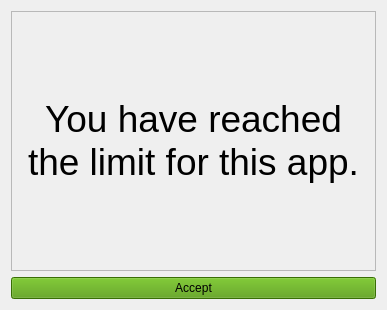
First picture: the form in src/main/resources/base/closer.ui, repository j718/screentime, before the edit.
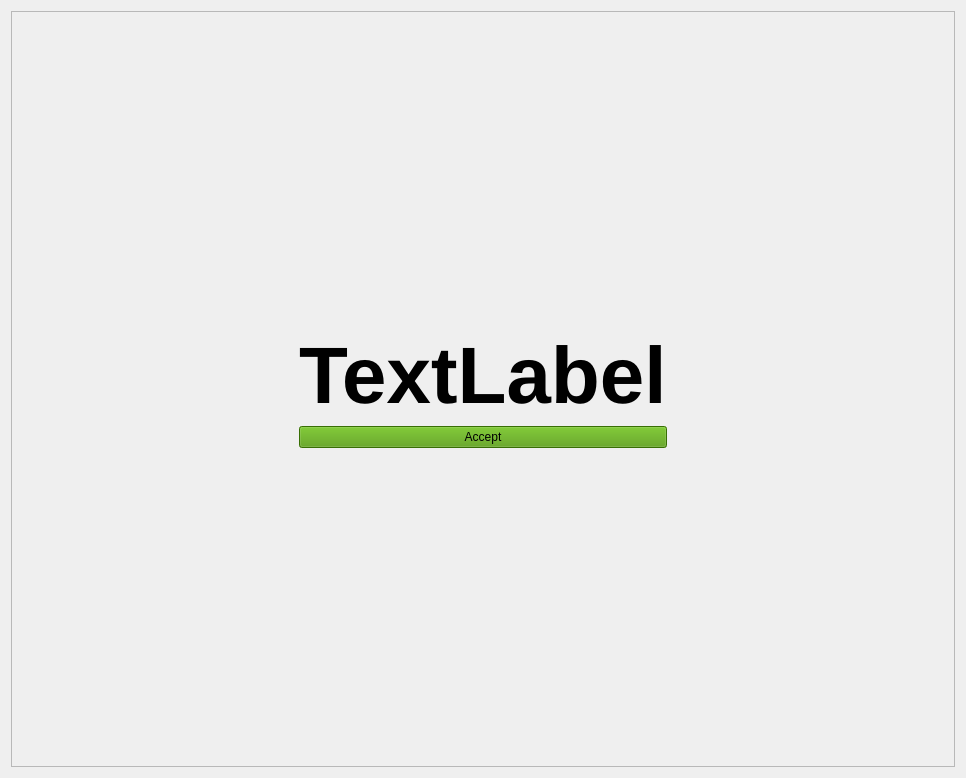
Second picture: the form after the edit.

Commit message: updated closer to a full screen ui

```diff
--- a/src/main/resources/base/closer.ui
+++ b/src/main/resources/base/closer.ui
@@ -6,8 +6,8 @@
    <rect>
     <x>0</x>
     <y>0</y>
-    <width>387</width>
-    <height>310</height>
+    <width>966</width>
+    <height>778</height>
    </rect>
   </property>
   <property name="windowTitle">
@@ -27,38 +27,102 @@
        <rect>
         <x>0</x>
         <y>0</y>
-        <width>371</width>
-        <height>252</height>
+        <width>950</width>
+        <height>762</height>
        </rect>
       </property>
       <layout class="QVBoxLayout" name="verticalLayout_2">
        <item>
-        <widget class="QLabel" name="app_name">
-         <property name="styleSheet">
-          <string notr="true">font: 75 24pt &quot;Roboto&quot;;</string>
-         </property>
-         <property name="text">
-          <string>&lt;html&gt;&lt;head/&gt;&lt;body&gt;&lt;p align=&quot;center&quot;&gt;&lt;span style=&quot; font-size:28pt;&quot;&gt;You have reached the limit for this app.&lt;/span&gt;&lt;/p&gt;&lt;/body&gt;&lt;/html&gt;</string>
-         </property>
-         <property name="wordWrap">
-          <bool>true</bool>
-         </property>
-        </widget>
+        <layout class="QHBoxLayout" name="horizontalLayout">
+         <item>
+          <spacer name="horizontalSpacer">
+           <property name="orientation">
+            <enum>Qt::Horizontal</enum>
+           </property>
+           <property name="sizeHint" stdset="0">
+            <size>
+             <width>40</width>
+             <height>20</height>
+            </size>
+           </property>
+          </spacer>
+         </item>
+         <item>
+          <layout class="QVBoxLayout" name="verticalLayout_3">
+           <item>
+            <spacer name="verticalSpacer">
+             <property name="orientation">
+              <enum>Qt::Vertical</enum>
+             </property>
+             <property name="sizeHint" stdset="0">
+              <size>
+               <width>20</width>
+               <height>40</height>
+              </size>
+             </property>
+            </spacer>
+           </item>
+           <item>
+            <widget class="QLabel" name="app_name">
+             <property name="font">
+              <font>
+               <pointsize>60</pointsize>
+               <weight>75</weight>
+               <bold>true</bold>
+              </font>
+             </property>
+             <property name="text">
+              <string>TextLabel</string>
+             </property>
+            </widget>
+           </item>
+           <item>
+            <widget class="QPushButton" name="accept_button">
+             <property name="toolTip">
+              <string>Close the app</string>
+             </property>
+             <property name="styleSheet">
+              <string notr="true">background-color: rgb(78, 154, 6);</string>
+             </property>
+             <property name="text">
+              <string>Accept</string>
+             </property>
+            </widget>
+           </item>
+           <item>
+            <spacer name="verticalSpacer_2">
+             <property name="orientation">
+              <enum>Qt::Vertical</enum>
+             </property>
+             <property name="sizeHint" stdset="0">
+              <size>
+               <width>20</width>
+               <height>40</height>
+              </size>
+             </property>
+            </spacer>
+           </item>
+          </layout>
+         </item>
+         <item>
+          <spacer name="horizontalSpacer_2">
+           <property name="orientation">
+            <enum>Qt::Horizontal</enum>
+           </property>
+           <property name="sizeHint" stdset="0">
+            <size>
+             <width>40</width>
+             <height>20</height>
+            </size>
+           </property>
+          </spacer>
+         </item>
+        </layout>
        </item>
       </layout>
      </widget>
     </widget>
    </item>
-   <item>
-    <widget class="QPushButton" name="accept_button">
-     <property name="styleSheet">
-      <string notr="true">background-color: rgb(78, 154, 6);</string>
-     </property>
-     <property name="text">
-      <string>Accept</string>
-     </property>
-    </widget>
-   </item>
   </layout>
  </widget>
  <resources/>
```
Left out of the diff: 6 changed lines with no effect on the pictures. The commit also changes 4 other files.
